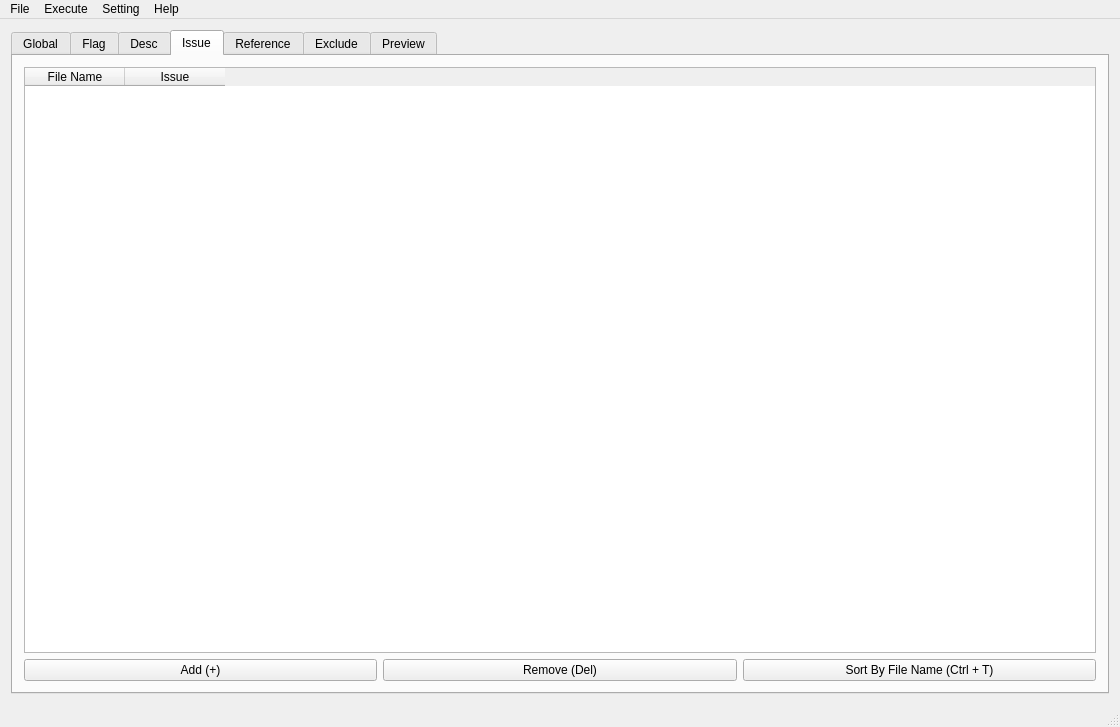
The window that Symmary Commenter/mainwindow.ui (jopemachine-playground/Summary-Commenter) describes before a commit, drawn with Qt 5.
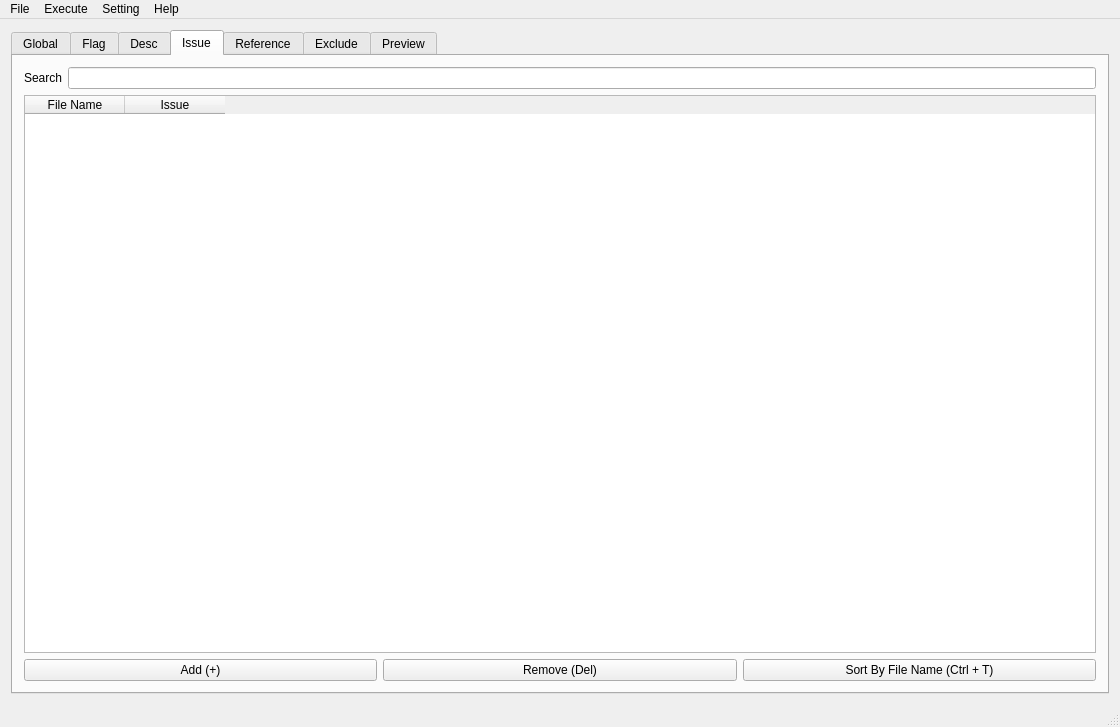
The same window after the commit. The open tabs and pages were chosen to show the change. Icons and pictures are not drawn.

Commit message: Desc, Issue 검색 기능 추가 중

Diff of the .ui file:
```diff
--- a/Symmary Commenter/mainwindow.ui
+++ b/Symmary Commenter/mainwindow.ui
@@ -604,7 +604,21 @@
        <attribute name="title">
         <string>Desc</string>
        </attribute>
-       <layout class="QVBoxLayout" name="verticalLayout_4">
+       <layout class="QVBoxLayout" name="verticalLayout">
+        <item>
+         <layout class="QHBoxLayout" name="horizontalLayout_3">
+          <item>
+           <widget class="QLabel" name="descSearchLbl">
+            <property name="text">
+             <string>Search</string>
+            </property>
+           </widget>
+          </item>
+          <item>
+           <widget class="QLineEdit" name="descSearchEdit"/>
+          </item>
+         </layout>
+        </item>
         <item>
          <layout class="QVBoxLayout" name="descTabL1">
           <item>
@@ -654,9 +668,23 @@
        <attribute name="title">
         <string>Issue</string>
        </attribute>
-       <layout class="QHBoxLayout" name="horizontalLayout_10">
+       <layout class="QVBoxLayout" name="verticalLayout_6">
         <item>
-         <layout class="QVBoxLayout" name="issueTabL">
+         <layout class="QVBoxLayout" name="verticalLayout_4">
+          <item>
+           <layout class="QHBoxLayout" name="horizontalLayout_7">
+            <item>
+             <widget class="QLabel" name="issueSearchLbl">
+              <property name="text">
+               <string>Search</string>
+              </property>
+             </widget>
+            </item>
+            <item>
+             <widget class="QLineEdit" name="issueSearchEdit"/>
+            </item>
+           </layout>
+          </item>
           <item>
            <widget class="QTableWidget" name="issueTblWidget">
             <column>
```
The commit also changes 7 other files.
